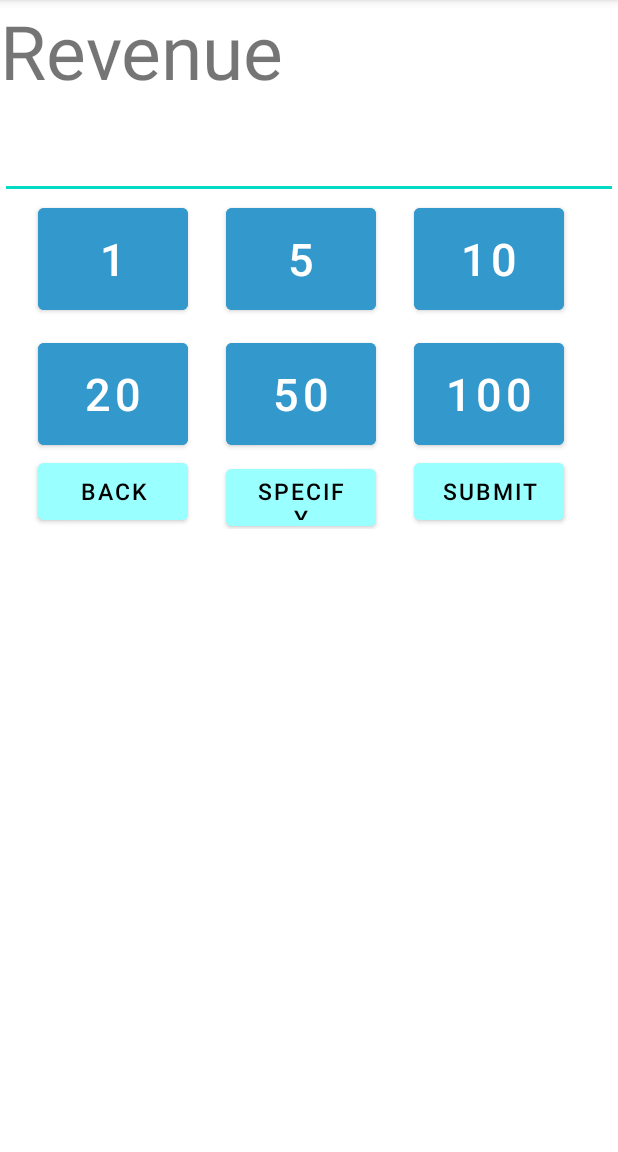
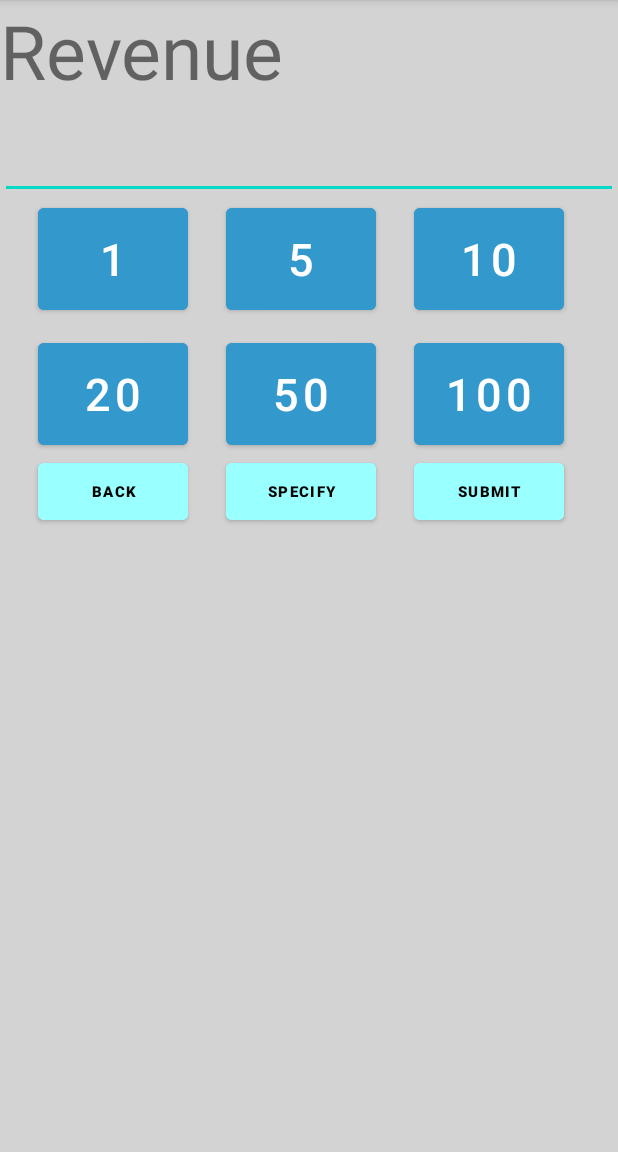
Before and after one commit to Bblackheart/Moneyapp, an Android app: the RevenueActivity screen opened directly, with no data from a screen before it, on a phone screen of 412 x 824 dp, the part 84-1236 px from its top. Run offline under Robolectric (Android 15) with nearby library versions, the phone set to English and light mode, and no system bars.

Commit message:
ล่าสุด

```diff
--- a/app/src/main/res/layout/activity_revenue.xml
+++ b/app/src/main/res/layout/activity_revenue.xml
@@ -4,7 +4,8 @@
     xmlns:tools="http://schemas.android.com/tools"
     android:layout_width="match_parent"
     android:layout_height="match_parent"
-    tools:context=".RevenueActivity">
+    tools:context=".RevenueActivity"
+    android:background="@color/light_gray">
 
     <TableLayout
         android:layout_width="match_parent"
@@ -108,8 +109,9 @@
                 android:layout_height="50dp"
                 android:layout_marginLeft="25dp"
                 android:text="Back"
-                android:textSize="15dp"
+                android:textSize="10dp"
                 android:textColor="@color/black"
+                android:textStyle="bold"
                 android:backgroundTint="@color/light_blue"/>
 
             <Button
@@ -119,8 +121,9 @@
                 android:layout_marginLeft="25dp"
                 android:layout_toRightOf="@id/onebath"
                 android:text="specify"
-                android:textSize="15dp"
+                android:textSize="10dp"
                 android:textColor="@color/black"
+                android:textStyle="bold"
                 android:backgroundTint="@color/light_blue"/>
 
             <Button
@@ -130,8 +133,9 @@
                 android:layout_marginLeft="25dp"
                 android:layout_toRightOf="@id/onebath"
                 android:text="Submit"
-                android:textSize="15dp"
+                android:textSize="10dp"
                 android:textColor="@color/black"
+                android:textStyle="bold"
                 android:backgroundTint="@color/light_blue"/>
 
 
```
Also changed, not shown: app/src/main/res/layout/activity_dash.xml (+2 -6 lines), app/src/main/res/layout/activity_expenses.xml (+6 -3 lines).
